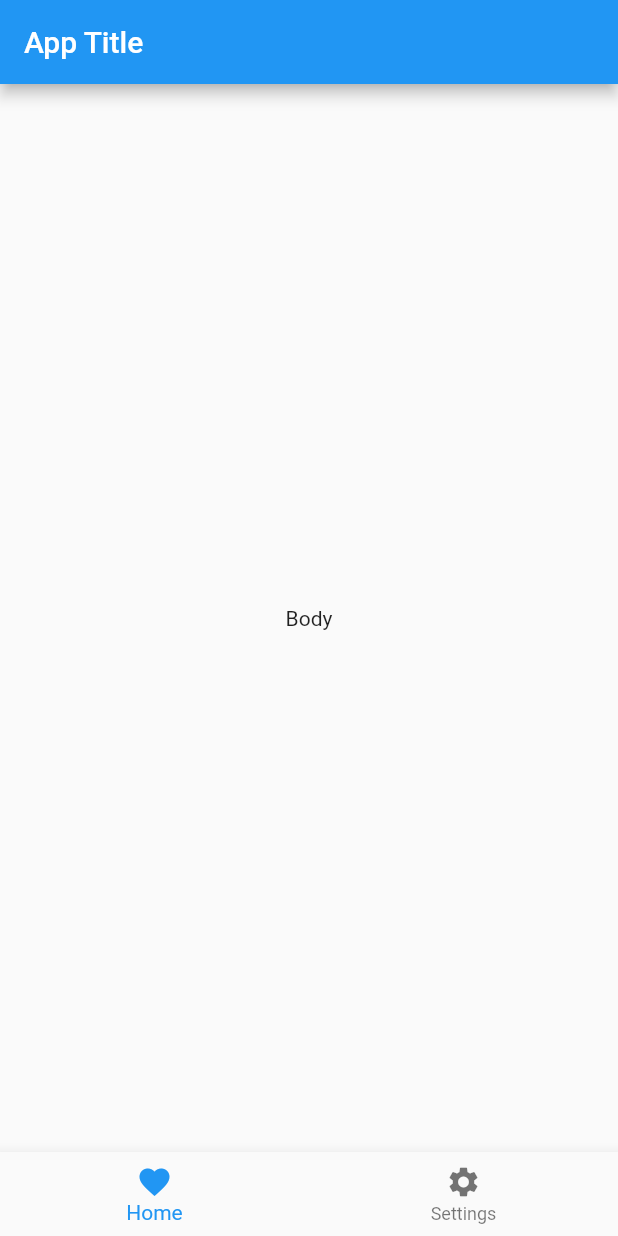
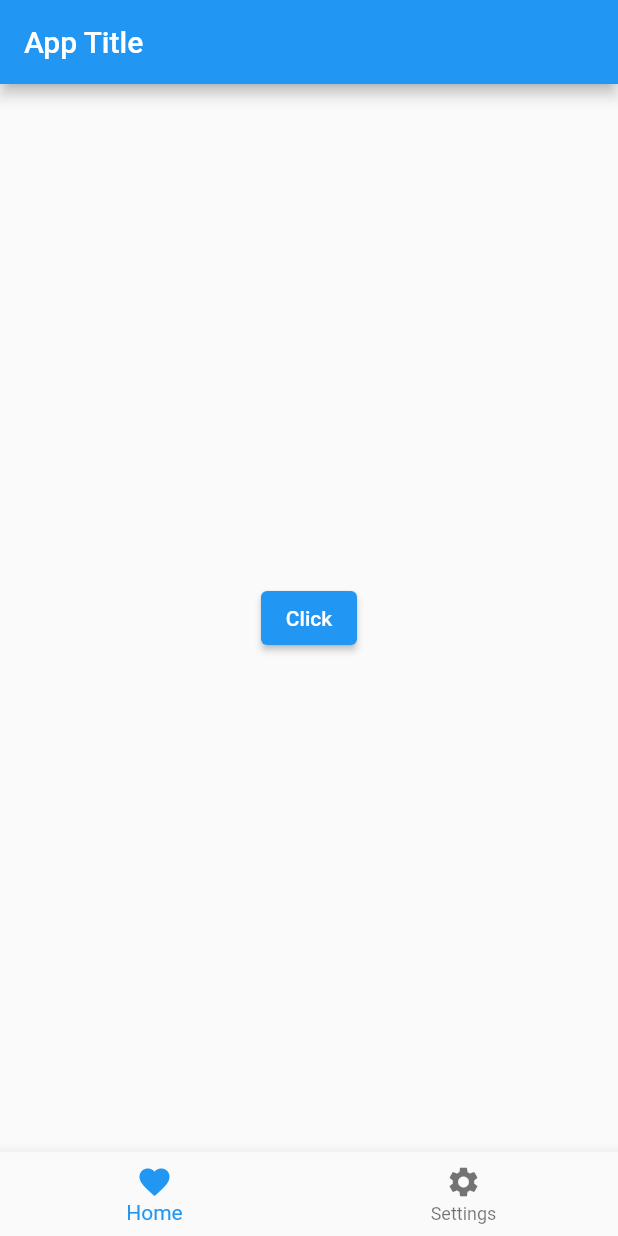
Before and after one commit to mluthfij/flutter-app, a Flutter app: the screen it shows after launch, on a phone screen of 412 x 824 dp. Run offline on Flutter 3.47's test engine with Material 2 defaults, Android fonts, the phone set to English and light mode, and no system bars.

Commit message:
change body with elevatedbutton

```diff
--- a/lib/main.dart
+++ b/lib/main.dart
@@ -15,8 +15,11 @@ class MyApp extends StatelessWidget {
         appBar: AppBar(
           title: const Text('App Title'),
         ),
-        body: const Center(
-          child: Text('Body'),
+        body: Center(
+          child: ElevatedButton(
+            onPressed: () {},
+            child: const Text('Click'),
+          ),
         ),
         bottomNavigationBar: BottomNavigationBar(
           items: const [
```
